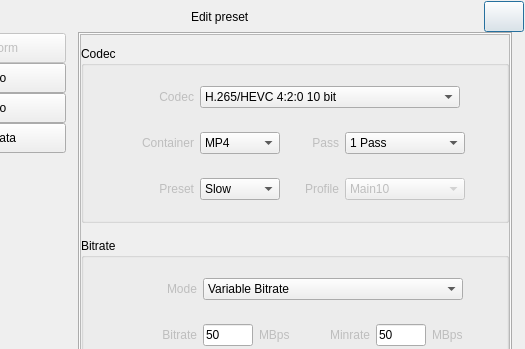
Old version of the form app/preset.ui in the repository CineEncoder/cine-encoder; both pictures show x 85 to 610 and y 0 to 349 of the 610 by 709 pixel window.
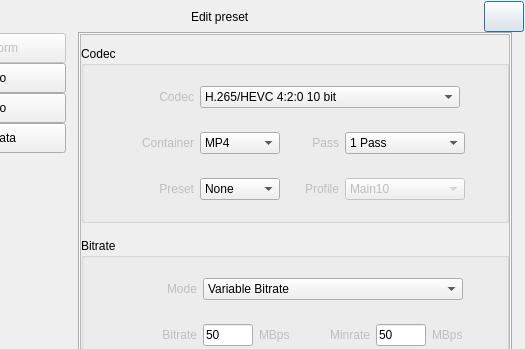
New version of the form. The open tabs and pages were chosen to show the change. Icons and pictures are not drawn.

Diff of the .ui file:
```diff
--- a/app/preset.ui
+++ b/app/preset.ui
@@ -1819,7 +1819,7 @@
                      <x>0</x>
                      <y>0</y>
                      <width>426</width>
-                     <height>595</height>
+                     <height>597</height>
                     </rect>
                    </property>
                    <layout class="QGridLayout" name="gridLayout">
@@ -2937,7 +2937,7 @@
                                <string notr="true"/>
                               </property>
                               <property name="currentIndex">
-                               <number>7</number>
+                               <number>0</number>
                               </property>
                               <property name="maxCount">
                                <number>20</number>
```
Left out of the diff: 104 changed lines with no effect on the pictures.
